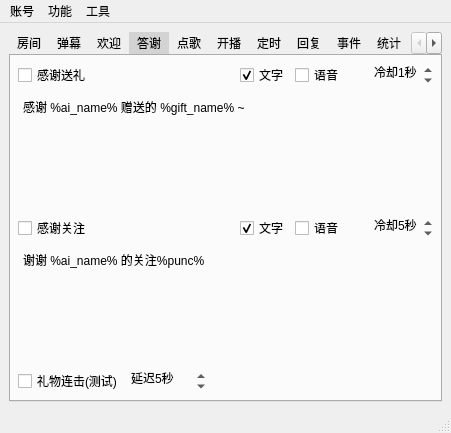
This is mainwindow.ui in iwxyi/Bilibili-MagicalDanmaku as Qt 5 draws it before an edit. The edited form follows.
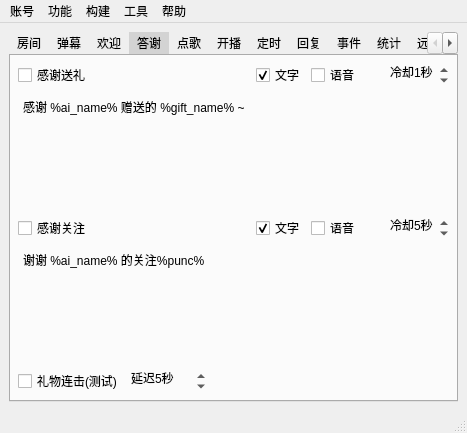
This is the edited form. The open tabs and pages were chosen to show the change. Icons and pictures are not drawn. Custom widgets are drawn as their Qt base class.

The edit to the form file:
```diff
--- a/mainwindow.ui
+++ b/mainwindow.ui
@@ -6,7 +6,7 @@
    <rect>
     <x>0</x>
     <y>0</y>
-    <width>451</width>
+    <width>467</width>
     <height>393</height>
    </rect>
   </property>
@@ -3275,7 +3275,7 @@
     <rect>
      <x>0</x>
      <y>0</y>
-     <width>451</width>
+     <width>467</width>
      <height>23</height>
     </rect>
    </property>
@@ -3318,7 +3318,21 @@
     <addaction name="actionGet_Play_Url"/>
     <addaction name="actionRoom_Status"/>
     <addaction name="actionCatch_You_Online"/>
+   </widget>
+   <widget class="QMenu" name="menu">
+    <property name="title">
+     <string>构建</string>
+    </property>
+    <addaction name="actionCustom_Variant"/>
     <addaction name="separator"/>
+    <addaction name="actionPaste_Code"/>
+    <addaction name="actionGenerate_Default_Code"/>
+    <addaction name="actionRead_Default_Code"/>
+   </widget>
+   <widget class="QMenu" name="menu_5">
+    <property name="title">
+     <string>帮助</string>
+    </property>
     <addaction name="actionAbout"/>
     <addaction name="actionSponsor"/>
     <addaction name="actionGitHub"/>
@@ -3326,7 +3340,9 @@
    </widget>
    <addaction name="menu_3"/>
    <addaction name="menu_2"/>
+   <addaction name="menu"/>
    <addaction name="menu_4"/>
+   <addaction name="menu_5"/>
   </widget>
   <widget class="QStatusBar" name="statusbar"/>
   <action name="actionData_Path">
```
Left out of the diff: 13 changed lines with no effect on the pictures.
